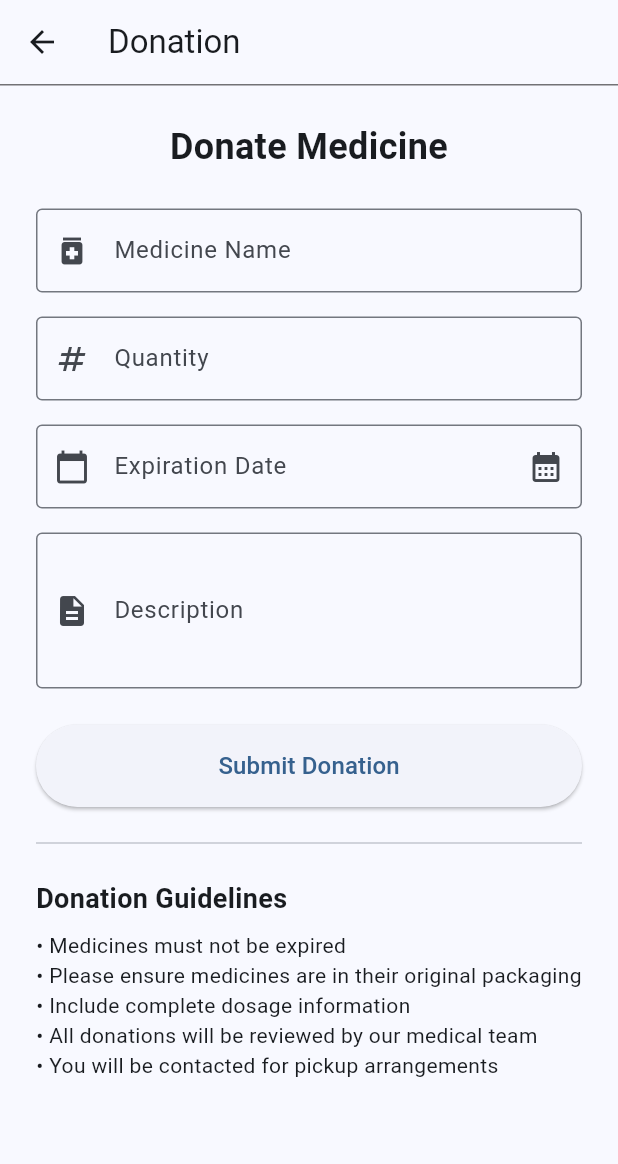
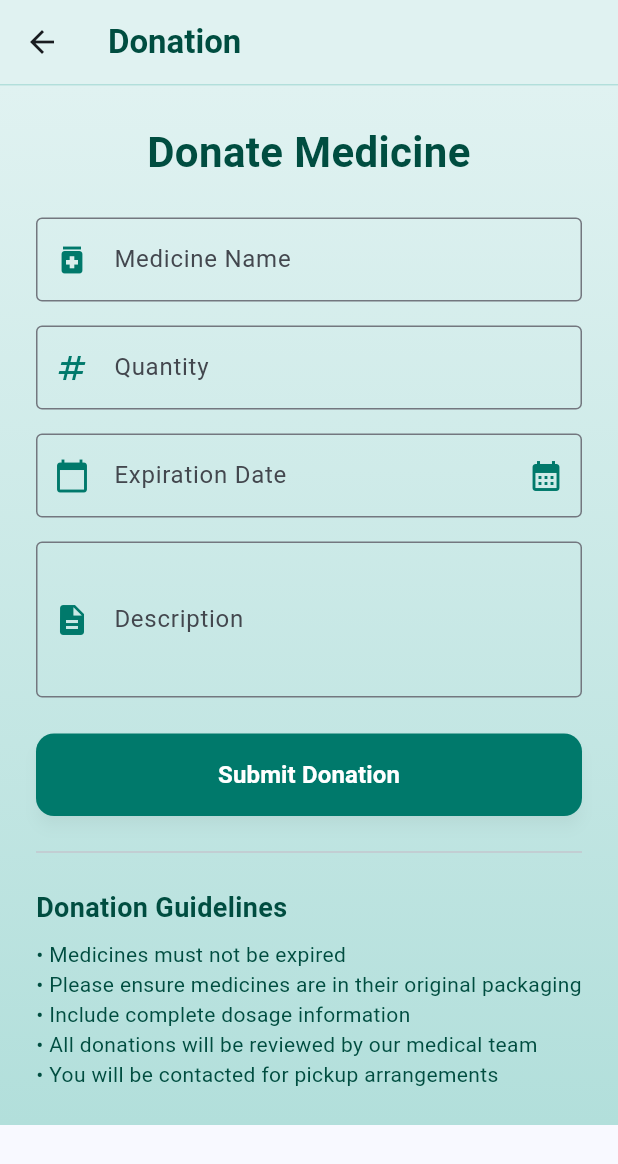
Before and after one commit to lucifron28/AkbayMed_User, a Flutter app: the DonationScreen screen opened directly, on a phone screen of 412 x 824 dp. Shown: the top 1164 px of the screen. Run offline on Flutter 3.47's test engine with Material 3 defaults, Android fonts, the phone set to English and light mode, and no system bars; our stand-ins replace flutter_dotenv, image_picker, logger, permission_handler, supabase_flutter; accounts and stored records are empty.

Commit message:
design added for donation screen

```diff
--- a/lib/screens/donation_screen.dart
+++ b/lib/screens/donation_screen.dart
@@ -115,16 +115,32 @@ class _DonationScreenState extends State<DonationScreen> {
   Widget build(BuildContext context) {
     return Scaffold(
       appBar: AppBar(
-        title: const Text('Donation'),
+        title: const Text(
+          'Donation',
+          style: TextStyle(
+            color: Color(0xFF004D40), // Dark teal
+            fontWeight: FontWeight.bold,
+          ),
+        ),
+        backgroundColor: const Color(0xFFE0F2F1), // Light teal
+        elevation: 0,
         bottom: PreferredSize(
           preferredSize: const Size.fromHeight(1.0),
           child: Container(
-            color: Colors.black54,
+            color: const Color(0xFFB2DFDB), // Teal border
             height: 1.0,
           ),
         ),
       ),
-      body: SingleChildScrollView(
+      body: Container(
+        decoration: const BoxDecoration(
+          gradient: LinearGradient(
+            colors: [Color(0xFFE0F2F1), Color(0xFFB2DFDB)], // Light teal gradient
+            begin: Alignment.topCenter,
+            end: Alignment.bottomCenter,
+          ),
+        ),
+        child: SingleChildScrollView(
           padding: const EdgeInsets.all(24.0),
           child: Form(
             key: _formKey,
@@ -134,8 +150,9 @@ class _DonationScreenState extends State<DonationScreen> {
                 const Text(
                   'Donate Medicine',
                   style: TextStyle(
-                  fontSize: 24,
+                    fontSize: 28,
                     fontWeight: FontWeight.bold,
+                    color: Color(0xFF004D40), // Dark teal
                   ),
                   textAlign: TextAlign.center,
                 ),
@@ -147,7 +164,7 @@ class _DonationScreenState extends State<DonationScreen> {
                   decoration: const InputDecoration(
                     labelText: 'Medicine Name',
                     border: OutlineInputBorder(),
-                  prefixIcon: Icon(Icons.medication),
+                    prefixIcon: Icon(Icons.medication, color: Color(0xFF00796B)), // Teal
                   ),
                   validator: (value) {
                     if (value == null || value.isEmpty) {
@@ -164,7 +181,7 @@ class _DonationScreenState extends State<DonationScreen> {
                   decoration: const InputDecoration(
                     labelText: 'Quantity',
                     border: OutlineInputBorder(),
-                  prefixIcon: Icon(Icons.numbers),
+                    prefixIcon: Icon(Icons.numbers, color: Color(0xFF00796B)), // Teal
                   ),
                   keyboardType: TextInputType.number,
                   validator: (value) {
@@ -185,9 +202,9 @@ class _DonationScreenState extends State<DonationScreen> {
                   decoration: InputDecoration(
                     labelText: 'Expiration Date',
                     border: const OutlineInputBorder(),
-                  prefixIcon: const Icon(Icons.calendar_today),
+                    prefixIcon: const Icon(Icons.calendar_today, color: Color(0xFF00796B)), // Teal
                     suffixIcon: IconButton(
-                    icon: const Icon(Icons.calendar_month),
+                      icon: const Icon(Icons.calendar_month, color: Color(0xFF00796B)), // Teal
                       onPressed: _selectExpirationDate,
                     ),
                   ),
@@ -208,7 +225,7 @@ class _DonationScreenState extends State<DonationScreen> {
                   decoration: const InputDecoration(
                     labelText: 'Description',
                     border: OutlineInputBorder(),
-                  prefixIcon: Icon(Icons.description),
+                    prefixIcon: Icon(Icons.description, color: Color(0xFF00796B)), // Teal
                   ),
                   maxLines: 3,
                   validator: (value) {
@@ -224,17 +241,24 @@ class _DonationScreenState extends State<DonationScreen> {
                 ElevatedButton(
                   onPressed: _isLoading ? null : _submitDonation,
                   style: ElevatedButton.styleFrom(
+                    backgroundColor: const Color(0xFF00796B), // Teal
+                    foregroundColor: Colors.white,
                     padding: const EdgeInsets.symmetric(vertical: 16),
+                    shape: RoundedRectangleBorder(
+                      borderRadius: BorderRadius.circular(12),
+                    ),
+                    elevation: 4,
+                    shadowColor: Colors.black.withAlpha(50),
                   ),
                   child: _isLoading
                       ? const SizedBox(
                           height: 24,
                           width: 24,
-                  child: CircularProgressIndicator(strokeWidth: 2),
+                          child: CircularProgressIndicator(strokeWidth: 2, color: Colors.white),
                         )
                       : const Text(
                           'Submit Donation',
-                  style: TextStyle(fontSize: 16),
+                          style: TextStyle(fontSize: 16, fontWeight: FontWeight.bold),
                         ),
                 ),
 
@@ -248,6 +272,7 @@ class _DonationScreenState extends State<DonationScreen> {
                   style: TextStyle(
                     fontSize: 18,
                     fontWeight: FontWeight.bold,
+                    color: Color(0xFF004D40), // Dark teal
                   ),
                 ),
                 const SizedBox(height: 8),
@@ -257,9 +282,10 @@ class _DonationScreenState extends State<DonationScreen> {
                   '• Include complete dosage information\n'
                   '• All donations will be reviewed by our medical team\n'
                   '• You will be contacted for pickup arrangements',
-                style: TextStyle(fontSize: 14),
+                  style: TextStyle(fontSize: 14, color: Color(0xFF004D40)), // Dark teal
                 ),
               ],
+            ),
           ),
         ),
       ),
```
Lines whose indentation alone changed are shown as unchanged.
